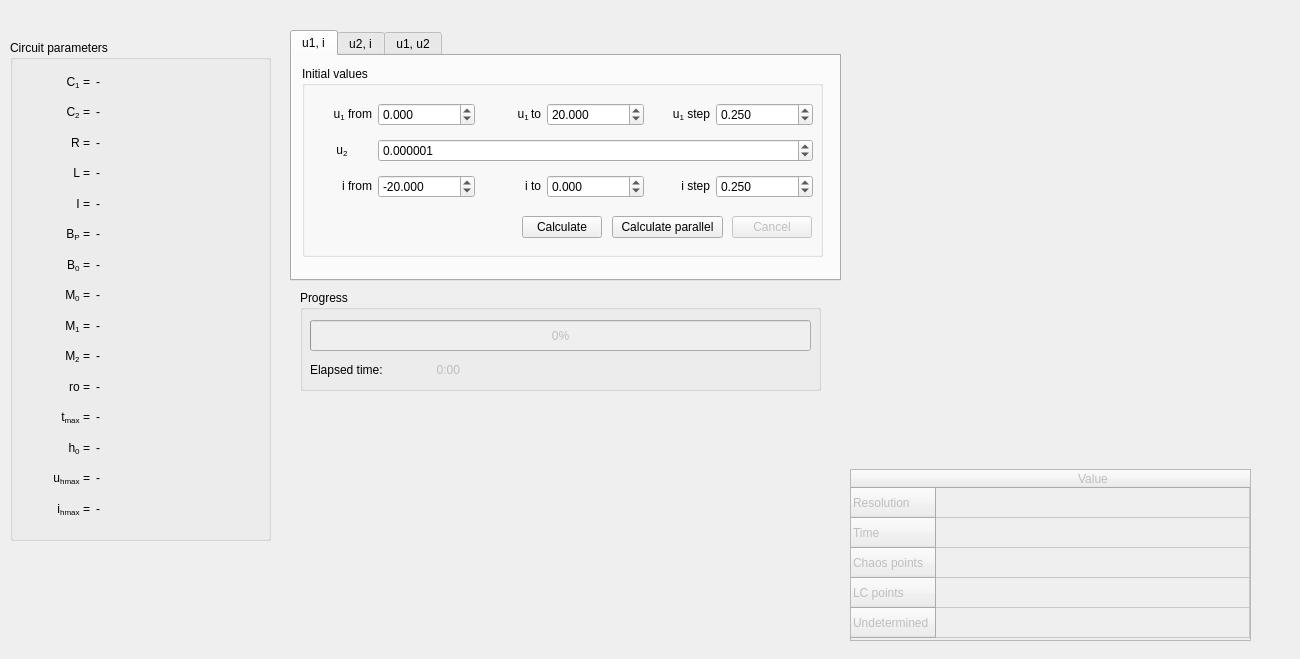
Old version of the form widgets/cutwidget.ui in the repository zsolt-racz/chua-trajectory-visualiser.
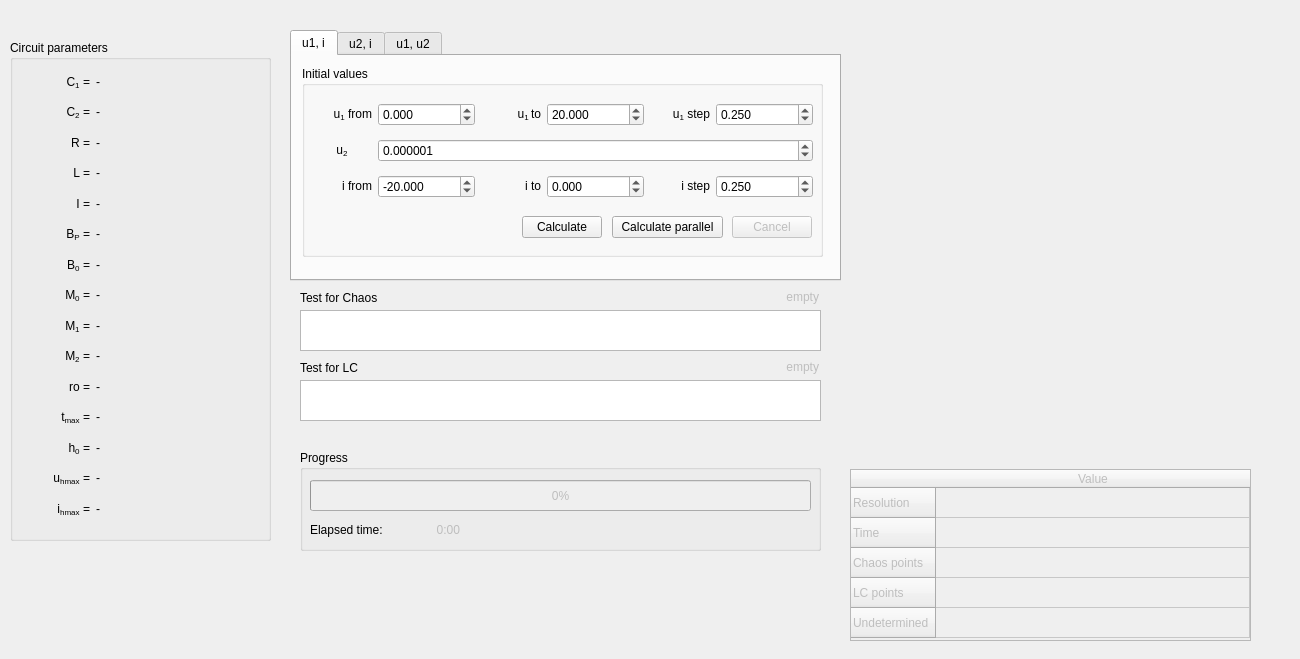
New version of the form. Custom widgets are drawn as their Qt base class.

Patch:
```diff
--- a/widgets/cutwidget.ui
+++ b/widgets/cutwidget.ui
@@ -1444,7 +1444,7 @@
    <property name="geometry">
     <rect>
      <x>300</x>
-     <y>290</y>
+     <y>450</y>
      <width>521</width>
      <height>101</height>
     </rect>
@@ -1498,6 +1498,93 @@
     </property>
    </widget>
   </widget>
+  <widget class="QPlainTextEdit" name="test_chaos">
+   <property name="geometry">
+    <rect>
+     <x>300</x>
+     <y>310</y>
+     <width>521</width>
+     <height>41</height>
+    </rect>
+   </property>
+  </widget>
+  <widget class="QLabel" name="label_2">
+   <property name="geometry">
+    <rect>
+     <x>300</x>
+     <y>290</y>
+     <width>91</width>
+     <height>16</height>
+    </rect>
+   </property>
+   <property name="text">
+    <string>Test for Chaos</string>
+   </property>
+  </widget>
+  <widget class="QLabel" name="label_3">
+   <property name="geometry">
+    <rect>
+     <x>300</x>
+     <y>360</y>
+     <width>71</width>
+     <height>16</height>
+    </rect>
+   </property>
+   <property name="text">
+    <string>Test for LC</string>
+   </property>
+  </widget>
+  <widget class="QPlainTextEdit" name="test_lc">
+   <property name="geometry">
+    <rect>
+     <x>300</x>
+     <y>380</y>
+     <width>521</width>
+     <height>41</height>
+    </rect>
+   </property>
+  </widget>
+  <widget class="QLabel" name="test_chaos_validity">
+   <property name="enabled">
+    <bool>false</bool>
+   </property>
+   <property name="geometry">
+    <rect>
+     <x>760</x>
+     <y>290</y>
+     <width>59</width>
+     <height>14</height>
+    </rect>
+   </property>
+   <property name="layoutDirection">
+    <enum>Qt::LeftToRight</enum>
+   </property>
+   <property name="text">
+    <string>empty</string>
+   </property>
+   <property name="alignment">
+    <set>Qt::AlignRight|Qt::AlignTrailing|Qt::AlignVCenter</set>
+   </property>
+  </widget>
+  <widget class="QLabel" name="test_lc_validity">
+   <property name="enabled">
+    <bool>false</bool>
+   </property>
+   <property name="geometry">
+    <rect>
+     <x>760</x>
+     <y>360</y>
+     <width>59</width>
+     <height>14</height>
+    </rect>
+   </property>
+   <property name="text">
+    <string>empty</string>
+   </property>
+   <property name="alignment">
+    <set>Qt::AlignRight|Qt::AlignTrailing|Qt::AlignVCenter</set>
+   </property>
+  </widget>
  </widget>
  <customwidgets>
   <customwidget>
```
